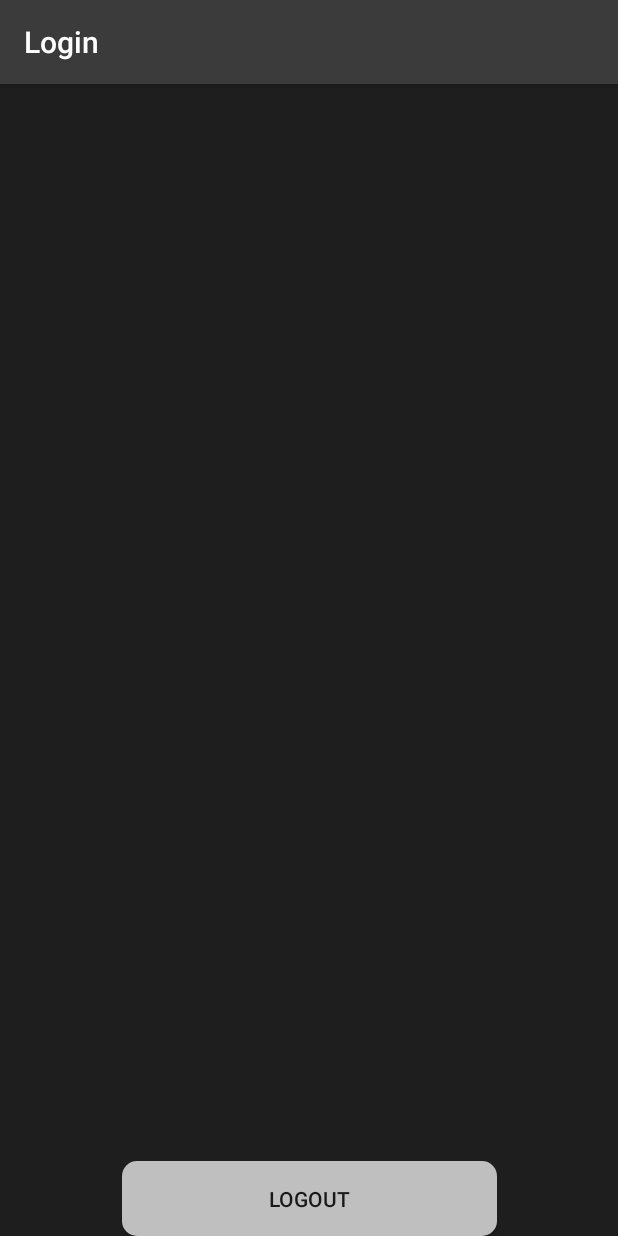
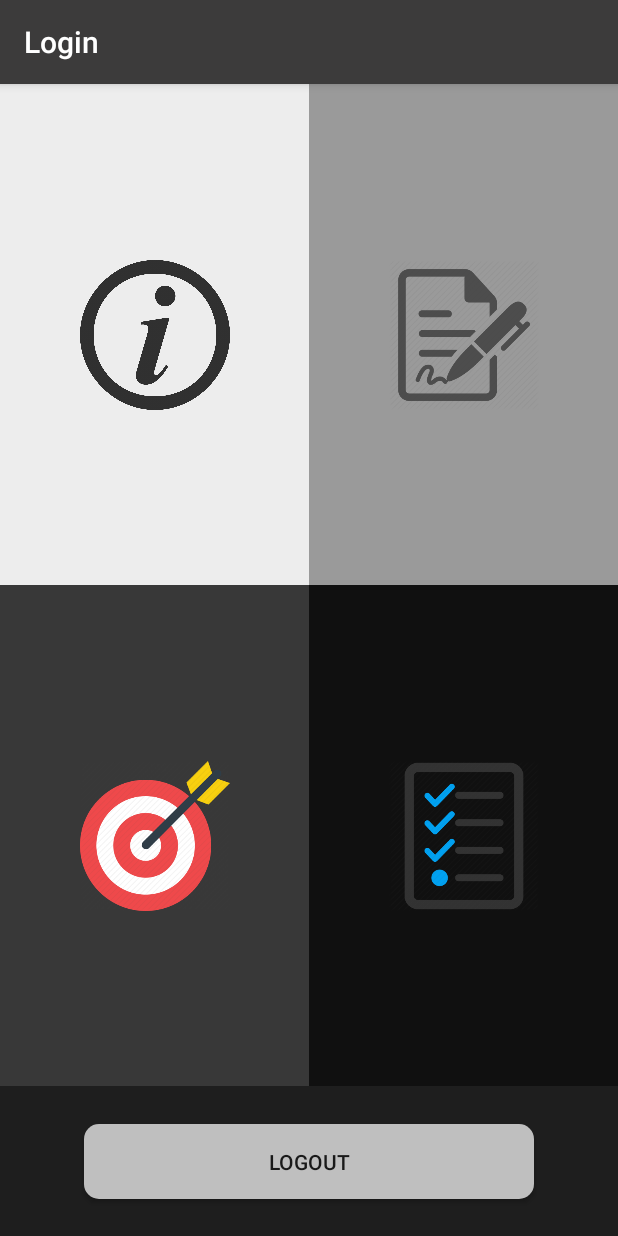
Before and after one commit to SebastianRueda/Login, an Android app: the HomeActivity screen opened directly, with no data from a screen before it, on a phone screen of 412 x 824 dp. Run offline under Robolectric (Android 15) with nearby library versions, the phone set to English and light mode, and no system bars; 1 statement that could not run was skipped.

Commit message:
imagebuttons y views agregados en activity_home

```diff
--- a/app/src/main/res/layout/activity_home.xml
+++ b/app/src/main/res/layout/activity_home.xml
@@ -7,14 +7,114 @@
     android:background="@color/colorBackgroundDark"
     tools:context=".HomeActivity">
 
+    <View
+        android:id="@+id/viewLogOut"
+        android:layout_width="wrap_content"
+        android:layout_height="100dp"
+        app:layout_constraintBottom_toBottomOf="parent"
+        app:layout_constraintLeft_toLeftOf="parent" />
+
+    <android.support.constraint.ConstraintLayout
+        android:layout_width="match_parent"
+        android:layout_height="0dp"
+        app:layout_constraintLeft_toLeftOf="parent"
+        app:layout_constraintRight_toRightOf="parent"
+        app:layout_constraintBottom_toTopOf="@id/viewLogOut"
+        app:layout_constraintTop_toTopOf="parent">
+
+        <View
+            android:id="@+id/viewInfo"
+            android:layout_width="0dp"
+            android:layout_height="0dp"
+            android:background="@color/colorGrayLight"
+            app:layout_constraintHeight_percent="0.5"
+            app:layout_constraintLeft_toLeftOf="parent"
+            app:layout_constraintTop_toTopOf="parent"
+            app:layout_constraintWidth_percent="0.5" />
+
+        <View
+            android:id="@+id/viewMaterias"
+            android:layout_width="0dp"
+            android:layout_height="0dp"
+            android:background="@color/colorGray"
+            app:layout_constraintHeight_percent="0.5"
+            app:layout_constraintLeft_toRightOf="@+id/viewInfo"
+            app:layout_constraintTop_toTopOf="parent"
+            app:layout_constraintWidth_percent="0.5" />
+
+        <View
+            android:id="@+id/viewObjetivos"
+            android:layout_width="0dp"
+            android:layout_height="0dp"
+            android:background="@color/colorGrayDark"
+            app:layout_constraintHeight_percent="0.5"
+            app:layout_constraintLeft_toLeftOf="parent"
+            app:layout_constraintTop_toBottomOf="@+id/viewInfo"
+            app:layout_constraintWidth_percent="0.5" />
+
+        <View
+            android:id="@+id/viewExámenes"
+            android:layout_width="0dp"
+            android:layout_height="0dp"
+            android:background="@color/colorGrayDarkDark"
+            app:layout_constraintHeight_percent="0.5"
+            app:layout_constraintLeft_toRightOf="@+id/viewObjetivos"
+            app:layout_constraintTop_toBottomOf="@+id/viewMaterias"
+            app:layout_constraintWidth_percent="0.5" />
+
+        <ImageButton
+            android:id="@+id/imageButtonInfo"
+            android:layout_width="100dp"
+            android:layout_height="100dp"
+            android:background="@mipmap/ic_info"
+            app:layout_constraintBottom_toBottomOf="@+id/viewInfo"
+            app:layout_constraintLeft_toLeftOf="@+id/viewInfo"
+            app:layout_constraintRight_toRightOf="@+id/viewInfo"
+            app:layout_constraintTop_toTopOf="@+id/viewInfo" />
+
+        <ImageButton
+            android:id="@+id/imageButtonMaterias"
+            android:layout_width="100dp"
+            android:layout_height="100dp"
+            android:background="@mipmap/ic_materias"
+            app:layout_constraintBottom_toBottomOf="@+id/viewMaterias"
+            app:layout_constraintLeft_toLeftOf="@+id/viewMaterias"
+            app:layout_constraintRight_toRightOf="@+id/viewMaterias"
+            app:layout_constraintTop_toTopOf="@+id/viewMaterias" />
+
+        <ImageButton
+            android:id="@+id/imageButtonObjetivos"
+            android:layout_width="100dp"
+            android:layout_height="100dp"
+            android:background="@mipmap/ic_objetivos"
+            app:layout_constraintBottom_toBottomOf="@+id/viewObjetivos"
+            app:layout_constraintLeft_toLeftOf="@+id/viewObjetivos"
+            app:layout_constraintRight_toRightOf="@+id/viewObjetivos"
+            app:layout_constraintTop_toTopOf="@+id/viewObjetivos" />
+
+        <ImageButton
+            android:id="@+id/imageButtonExámenes"
+            android:layout_width="100dp"
+            android:layout_height="100dp"
+            android:background="@mipmap/ic_examenes"
+            app:layout_constraintBottom_toBottomOf="@+id/viewExámenes"
+            app:layout_constraintLeft_toLeftOf="@+id/viewExámenes"
+            app:layout_constraintRight_toRightOf="@+id/viewExámenes"
+            app:layout_constraintTop_toTopOf="@+id/viewExámenes" />
+
+    </android.support.constraint.ConstraintLayout>
+
+
+
     <Button
         android:id="@+id/buttonLogOut"
-        android:layout_width="250dp"
+        android:layout_width="300dp"
         android:layout_height="50dp"
+        android:background="@drawable/round_shape_button"
         android:text="LogOut"
-        android:background="@drawable/round_shape_button"
-        app:layout_constraintLeft_toLeftOf="parent"
-        app:layout_constraintRight_toRightOf="parent"
-        app:layout_constraintBottom_toBottomOf="parent"/>
+        app:layout_constraintBottom_toBottomOf="@id/viewLogOut"
+        app:layout_constraintLeft_toLeftOf="@id/viewLogOut"
+        app:layout_constraintRight_toRightOf="@id/viewLogOut"
+        app:layout_constraintTop_toTopOf="@id/viewLogOut" />
 
 </android.support.constraint.ConstraintLayout>
--- a/app/src/main/res/values/colors.xml
+++ b/app/src/main/res/values/colors.xml
@@ -8,4 +8,8 @@
     <color name="colorBackgroundDark">#1e1e1e</color>
     <color name="colorText">#bfbfbf</color>
     <color name="colorSecond">#8d8d8d</color>
+    <color name="colorGrayLight">#ededed</color>
+    <color name="colorGray">#9a9a9a</color>
+    <color name="colorGrayDark">#383838</color>
+    <color name="colorGrayDarkDark">#101010</color>
 </resources>
```
Also changed, not shown: app/src/main/res/mipmap-xhdpi/ic_examenes.png (added), app/src/main/res/mipmap-xhdpi/ic_info.png (added), app/src/main/res/mipmap-xhdpi/ic_materias.png (added), app/src/main/res/mipmap-xhdpi/ic_objetivos.png (added).
